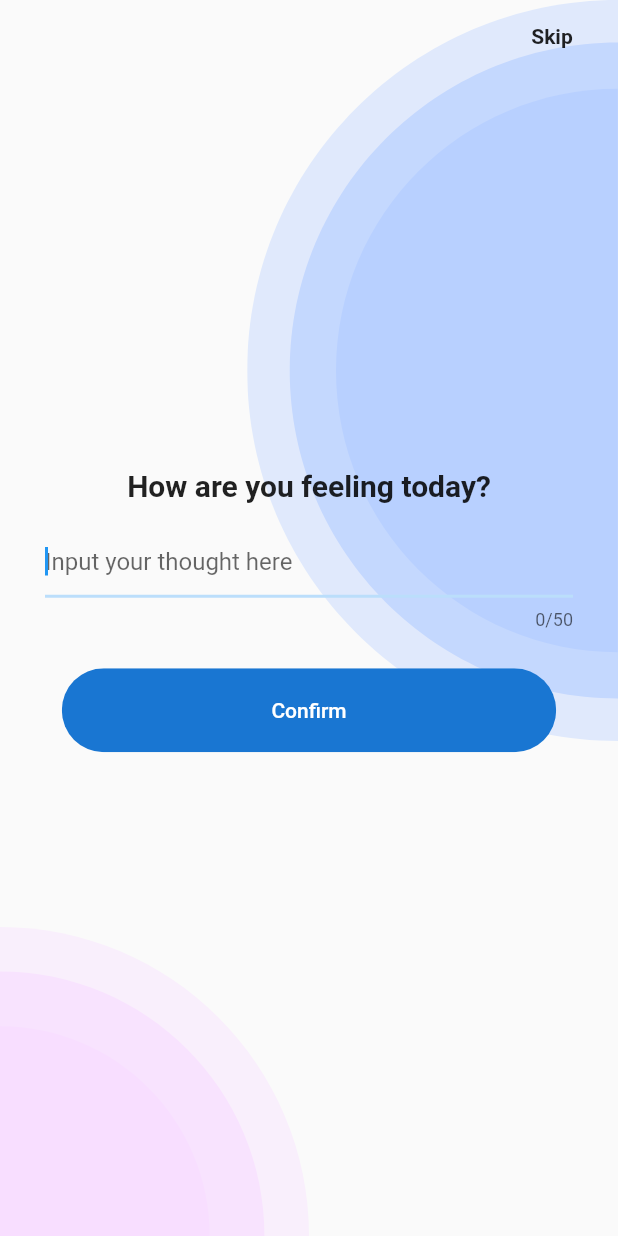
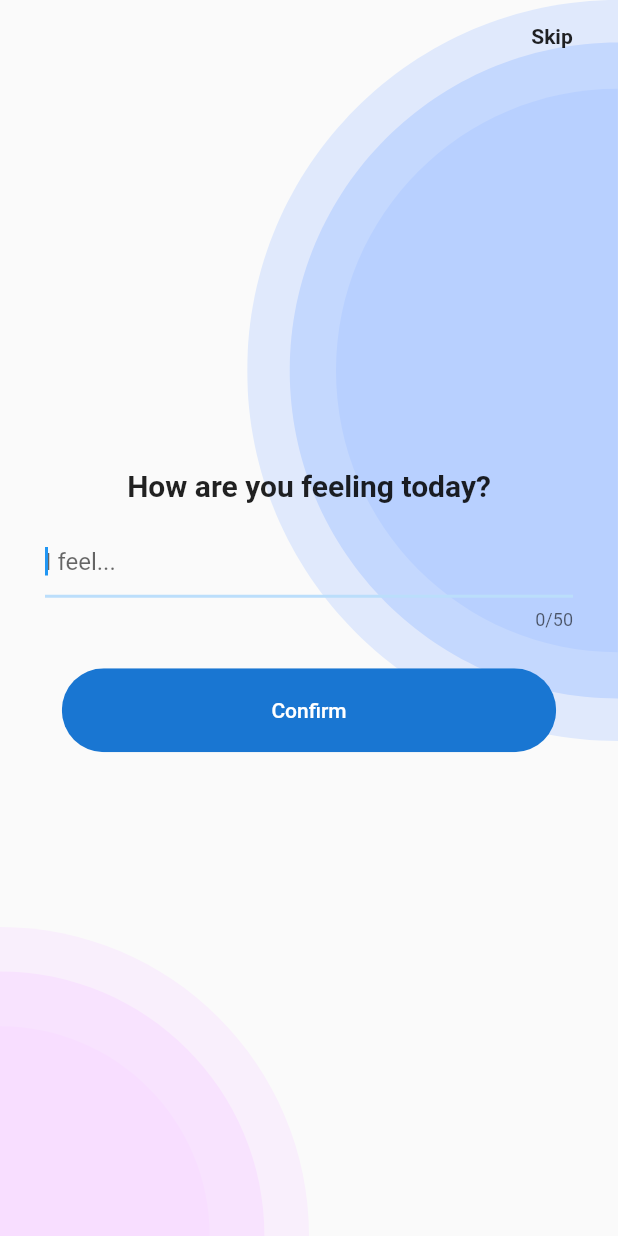
Before and after one commit to OliverTHK/FYP-MyConsoler, a Flutter app: the screen it shows once a user with an empty profile is signed in, on a phone screen of 412 x 824 dp. Run offline on Flutter 3.47's test engine with Material 2 defaults, Android fonts, the phone set to English and light mode, and no system bars; our stand-ins replace adaptive_theme, auto_size_text, bubble, carousel_slider, cloud_firestore, email_validator and 11 more; missing offline and left inert: dialog_flowtter, fading_edge_scrollview, mailer, random_color, sentiment_dart; accounts and stored records are empty.

Commit message:
Edit hint text

```diff
--- a/lib/Pages/Chat/components/body.dart
+++ b/lib/Pages/Chat/components/body.dart
@@ -213,7 +213,7 @@ class _BodyState extends State<Body> {
                       child: TextFormField(
                         controller: _textEditingController,
                         decoration: InputDecoration(
-                          hintText: 'Enter a message',
+                          hintText: 'Message...',
                           hintStyle: TextStyle(color: Colors.black54),
                           border: InputBorder.none,
                           disabledBorder: InputBorder.none,
--- a/lib/Pages/Main/components/body.dart
+++ b/lib/Pages/Main/components/body.dart
@@ -292,7 +292,7 @@ class _BodyState extends State<Body> {
                                                                   ),
                                                                 ),
                                                                 hintText:
-                                                                    'Input your thought here',
+                                                                    'I feel...',
                                                               ),
                                                               autofocus: true,
                                                               initialValue:
--- a/lib/Pages/Thought/add_thought_page.dart
+++ b/lib/Pages/Thought/add_thought_page.dart
@@ -84,7 +84,7 @@ class _AddThoughtPageState extends State<AddThoughtPage> {
                                         color: kPrimaryLightColor,
                                       ),
                                     ),
-                                    hintText: 'Input your thought here',
+                                    hintText: 'I feel...',
                                   ),
                                   autofocus: true,
                                   maxLength: 50,
```
